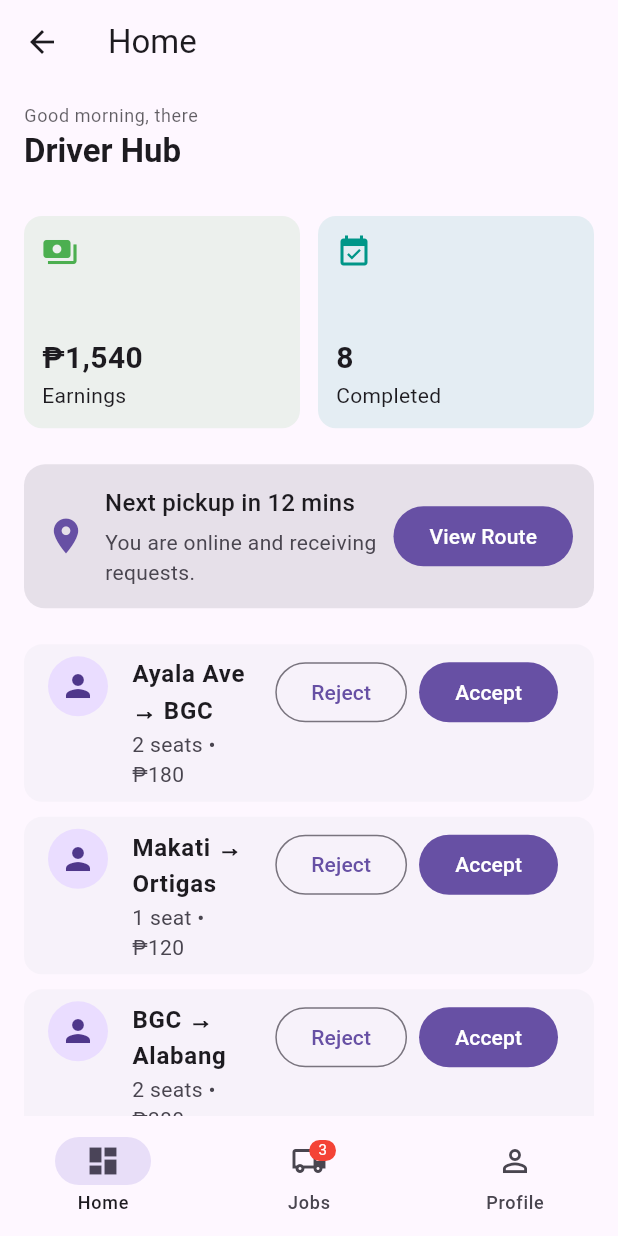
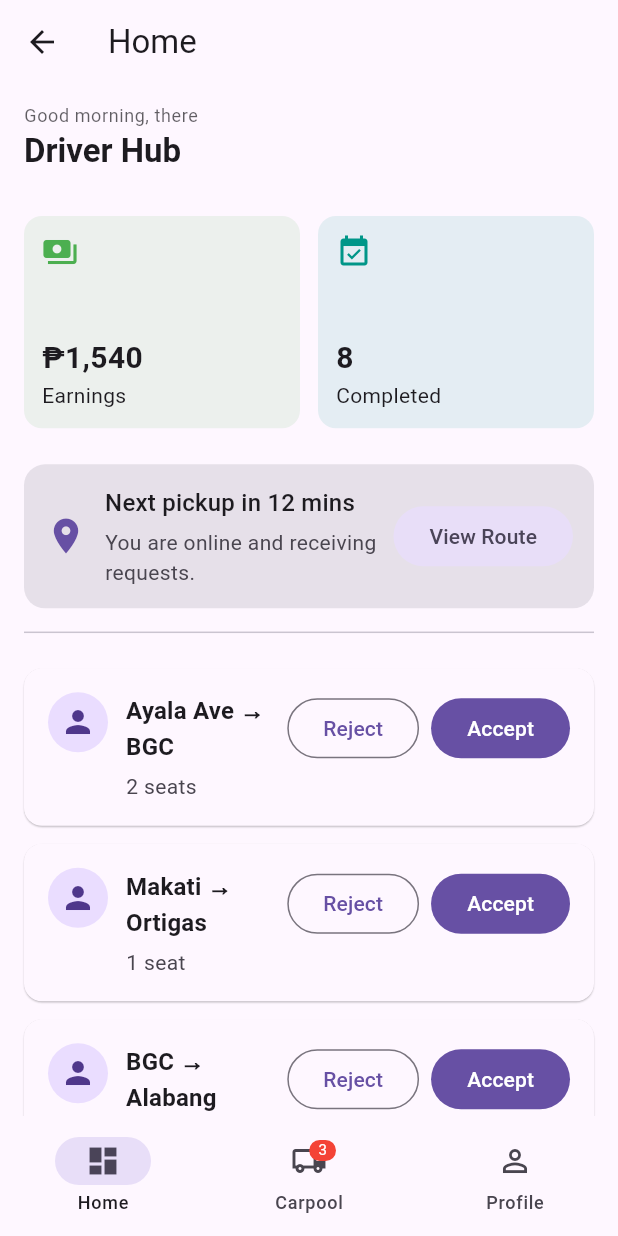
Before and after one commit to abbott-es/Escreen-mobile, a Flutter app: the AppShell screen opened by its route, on a phone screen of 412 x 824 dp. Run offline on Flutter 3.47's test engine with Material 3 defaults, Android fonts, the phone set to English and light mode, and no system bars; our stand-ins replace dio, flutter_secure_storage, jwt_decoder, pretty_dio_logger; missing offline and left inert: flutter_middleware; accounts and stored records are empty.

Commit message:
@escreen-mobile #unfinished reusable components

```diff
--- /dev/null
+++ b/lib/components/cards/adaptive_card.dart
@@ -0,0 +1,93 @@
+import 'package:flutter/material.dart';
+
+class AdaptiveCard extends StatelessWidget {
+  const AdaptiveCard({
+    super.key,
+    this.title,
+    this.subtitle,
+    this.leading,
+    this.trailing,
+    this.onTap,
+    this.padding = const EdgeInsets.all(16),
+    this.margin = const EdgeInsets.only(bottom: 12),
+    this.backgroundColor,
+    this.borderRadius = 12,
+  });
+
+  final String? title;
+  final String? subtitle;
+  final Widget? leading;
+  final Widget? trailing;
+  final VoidCallback? onTap;
+  final EdgeInsets padding;
+  final EdgeInsets margin;
+  final Color? backgroundColor;
+  final double borderRadius;
+
+  @override
+  Widget build(BuildContext context) {
+    final theme = Theme.of(context);
+
+    return LayoutBuilder(
+      builder: (context, constraints) {
+        final isCompact = constraints.maxWidth < 360;
+
+        return Card(
+          margin: margin,
+          elevation: 0.5,
+          color: backgroundColor ?? theme.colorScheme.surface,
+          shape: RoundedRectangleBorder(
+            borderRadius: BorderRadiusGeometry.circular(borderRadius),
+          ),
+          child: InkWell(
+            borderRadius: BorderRadius.circular(borderRadius),
+            onTap: onTap,
+            child: Padding(
+              padding: padding,
+              child: Row(
+                crossAxisAlignment: CrossAxisAlignment.start,
+                children: [
+                  if (leading != null) ...[leading!, const SizedBox(width: 12)],
+                  Expanded(
+                    child: Column(
+                      crossAxisAlignment: CrossAxisAlignment.start,
+                      children: [
+                        Text(
+                          title ?? '',
+                          style: theme.textTheme.titleMedium?.copyWith(
+                            fontWeight: FontWeight.w600,
+                          ),
+                          overflow: TextOverflow.visible,
+                        ),
+                        if (subtitle != null) ...[
+                          const SizedBox(height: 4),
+                          Text(
+                            subtitle!,
+                            style: theme.textTheme.bodyMedium?.copyWith(
+                              color: theme.colorScheme.onSurfaceVariant,
+                            ),
+                            overflow: TextOverflow.visible,
+                          ),
+                        ],
+                      ],
+                    ),
+                  ),
+                  if (trailing != null) ...[
+                    const SizedBox(width: 8),
+                    isCompact
+                        ? Column(
+                            mainAxisSize: MainAxisSize.min,
+                            crossAxisAlignment: CrossAxisAlignment.end,
+                            children: [trailing!],
+                          )
+                        : trailing!,
+                  ],
+                ],
+              ),
+            ),
+          ),
+        );
+      },
+    );
+  }
+}
--- a/lib/core/navigation/nav_config.dart
+++ b/lib/core/navigation/nav_config.dart
@@ -30,7 +30,7 @@ final Map<AppRole, List<NavConfig>> navConfig = {
       builder: (role) => DashboardScreen(role: role),
     ),
     NavConfig(
-      label: 'Jobs',
+      label: 'Carpool',
       icon: Icons.local_shipping_outlined,
       selectedIcon: Icons.local_shipping,
       badgeCount: 3,
--- a/lib/screens/hub/auth-screens/dashboard/dashboard_screen.dart
+++ b/lib/screens/hub/auth-screens/dashboard/dashboard_screen.dart
@@ -35,6 +35,12 @@ class DashboardScreen extends StatelessWidget {
               child: LiveCard(role: role, isOnline: true),
             ),
           ),
+
+          SliverPadding(
+            padding: const EdgeInsets.symmetric(horizontal: 16),
+            sliver: const SliverToBoxAdapter(child: Divider()),
+          ),
+
           SliverPadding(
             padding: const EdgeInsets.all(16),
             sliver: SliverToBoxAdapter(
--- a/lib/screens/hub/auth-screens/dashboard/widgets/action_grid.dart
+++ b/lib/screens/hub/auth-screens/dashboard/widgets/action_grid.dart
@@ -1,17 +1,17 @@
 import 'package:flutter/material.dart';
 import 'package:flutter_application_1/core/business/auth/roles.dart';
 
-class _QuickAction {
+class QuickAction {
   final String label;
   final IconData icon;
   final Color color;
   final VoidCallback onTap;
-  _QuickAction(this.label, this.icon, this.color, this.onTap);
+  QuickAction(this.label, this.icon, this.color, this.onTap);
 }
 
 class ActionGrid extends StatelessWidget {
   const ActionGrid({super.key, required this.actions, required AppRole role});
-  final List<_QuickAction> actions;
+  final List<QuickAction> actions;
 
   @override
   Widget build(BuildContext context) {
--- a/lib/screens/hub/auth-screens/dashboard/widgets/live_card.dart
+++ b/lib/screens/hub/auth-screens/dashboard/widgets/live_card.dart
@@ -1,4 +1,5 @@
 import 'package:flutter/material.dart';
+import 'package:flutter_application_1/components/buttons/app_button.dart';
 import 'package:flutter_application_1/core/business/auth/roles.dart';
 
 class LiveCard extends StatelessWidget {
@@ -47,11 +48,12 @@ class LiveCard extends StatelessWidget {
               ],
             ),
           ),
-          FilledButton(
+          AppButton(
             onPressed: () {
               //navigation to driver route or details
             },
-            child: Text(isDriver ? 'View Route' : 'Details'),
+            label: isDriver ? 'View Route' : 'Details',
+            variant: AppButtonVariant.tonal,
           ),
         ],
       ),
--- a/lib/screens/hub/auth-screens/dashboard/widgets/request_lists.dart
+++ b/lib/screens/hub/auth-screens/dashboard/widgets/request_lists.dart
@@ -1,4 +1,6 @@
 import 'package:flutter/material.dart';
+import 'package:flutter_application_1/components/buttons/app_button.dart';
+import 'package:flutter_application_1/components/cards/adaptive_card.dart';
 
 class RequestLists extends StatelessWidget {
   const RequestLists({
@@ -19,62 +21,25 @@ class RequestLists extends StatelessWidget {
 
     return Column(
       children: items.map((e) {
-        return Card(
-          elevation: 0,
-          margin: const EdgeInsets.only(bottom: 10),
-          child: LayoutBuilder(
-            builder: (context, constraints) {
-              final isCompact =
-                  constraints.maxWidth < 360; // small screen check
-              return ListTile(
-                isThreeLine: true,
-                leading: const CircleAvatar(child: Icon(Icons.person)),
-                title: Text(
-                  e.$2,
-                  style: const TextStyle(fontWeight: FontWeight.w600),
-                  overflow: TextOverflow.visible,
-                ),
-                subtitle: Text('${e.$3} • ${e.$4}'),
-
-                trailing: isCompact
-                    ? SizedBox(
-                        height: 48, // match ListTile height
-                        child: Column(
-                          mainAxisAlignment: MainAxisAlignment.spaceBetween,
-                          children: [
-                            Flexible(
-                              child: OutlinedButton(
-                                onPressed: () => onReject(e.$1),
-                                child: const Text('Reject'),
-                              ),
-                            ),
-                            const SizedBox(height: 8),
-                            Flexible(
-                              child: FilledButton(
-                                onPressed: () => onAccept(e.$1),
-                                child: const Text('Accept'),
-                              ),
-                            ),
-                          ],
-                        ),
-                      )
-                    : Wrap(
-                        spacing: 8,
-                        runSpacing: 4,
-                        alignment: WrapAlignment.end,
-                        children: [
-                          OutlinedButton(
-                            onPressed: () => onReject(e.$1),
-                            child: const Text('Reject'),
-                          ),
-                          FilledButton(
-                            onPressed: () => onAccept(e.$1),
-                            child: const Text('Accept'),
-                          ),
-                        ],
-                      ),
-              );
-            },
+        return AdaptiveCard(
+          leading: const CircleAvatar(child: Icon(Icons.person)),
+          title: e.$2,
+          subtitle: e.$3,
+          trailing: Wrap(
+            spacing: 8,
+            runSpacing: 4,
+            children: [
+              AppButton(
+                onPressed: () => onReject(e.$1),
+                label: 'Reject',
+                variant: AppButtonVariant.outlined,
+              ),
+              AppButton(
+                onPressed: () => onAccept(e.$1),
+                label: 'Accept',
+                variant: AppButtonVariant.filled,
+              ),
+            ],
           ),
         );
       }).toList(),
@@ -108,13 +73,15 @@ class UpcomingRidesList extends StatelessWidget {
                 title: Text(e.$2, overflow: TextOverflow.visible),
                 subtitle: Text('${e.$3} • ${e.$4}'),
                 trailing: isCompact
-                    ? FilledButton(
+                    ? AppButton(
                         onPressed: () => onOpen(e.$1),
-                        child: const Text('Open'),
+                        label: 'Open',
+                        variant: AppButtonVariant.filled,
                       )
-                    : FilledButton(
+                    : AppButton(
                         onPressed: () => onOpen(e.$1),
-                        child: const Text('Open'),
+                        label: 'Open',
+                        variant: AppButtonVariant.filled,
                       ),
               );
             },
```
